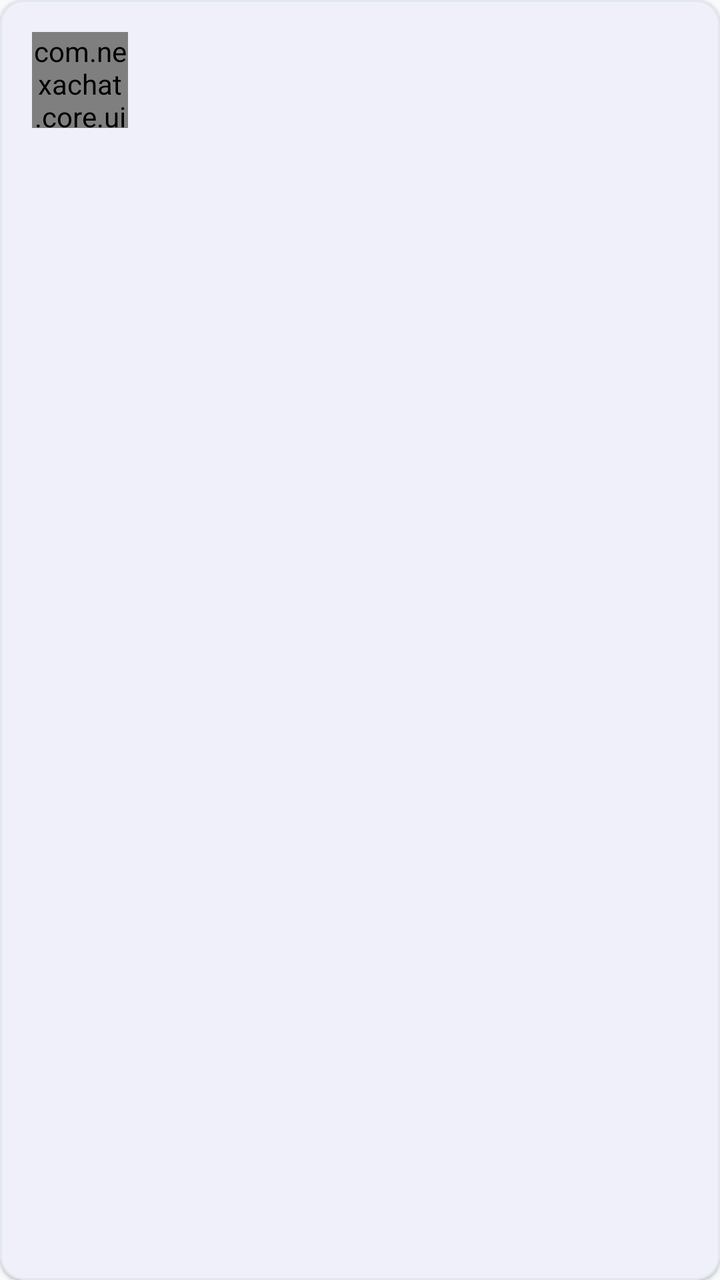
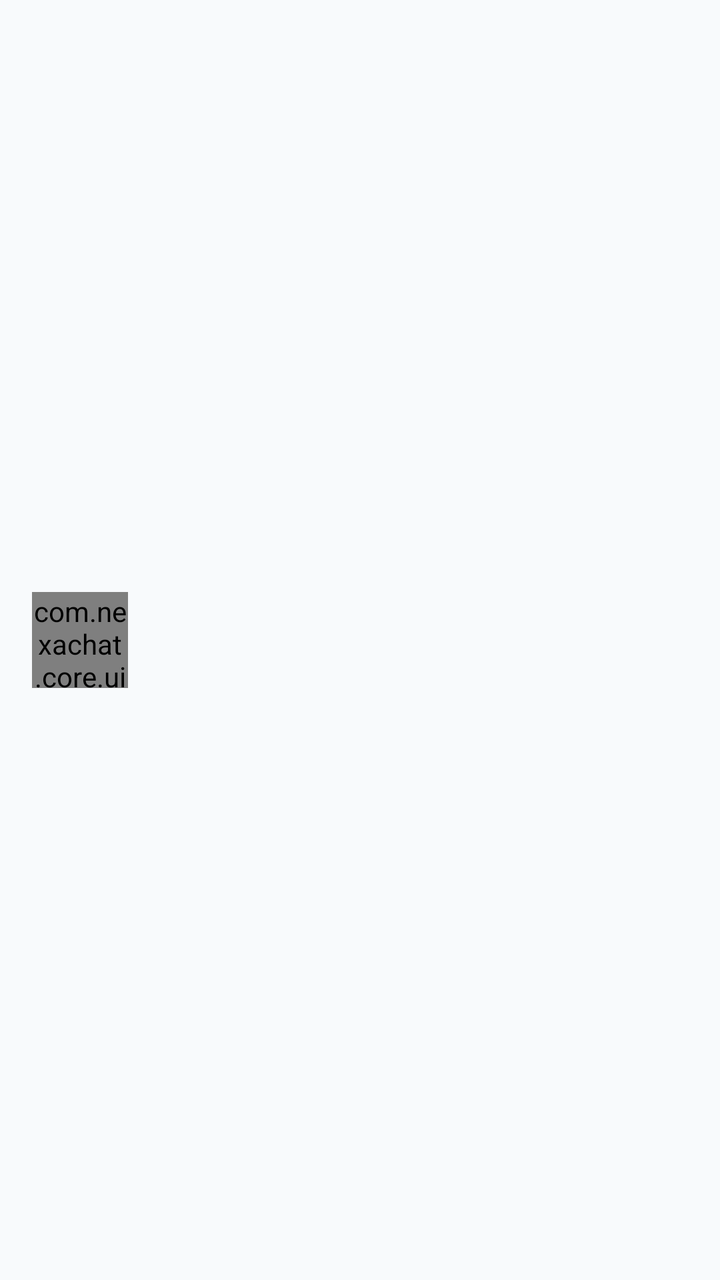

The first picture is an Android layout as it rendered before a commit; the second is the same layout after the commit. The layout source and the unified diff follow.
<!-- AndroidManifest.xml: application theme Theme.NexaChat -->
<!-- res/layout/item_inbox_conversation.xml -->
<?xml version="1.0" encoding="utf-8"?>
<com.google.android.material.card.MaterialCardView xmlns:android="http://schemas.android.com/apk/res/android"
    xmlns:app="http://schemas.android.com/apk/res-auto"
    android:layout_width="match_parent"
    android:layout_height="wrap_content"
    android:layout_marginVertical="@dimen/space_xs"
    app:cardElevation="@dimen/elevation_level1">

    <androidx.constraintlayout.widget.ConstraintLayout
        android:layout_width="match_parent"
        android:layout_height="wrap_content"
        android:minHeight="@dimen/min_touch_target"
        android:padding="@dimen/space_md">

        <com.nexachat.core.ui.components.AvatarView
            android:id="@+id/avatar"
            android:layout_width="48dp"
            android:layout_height="48dp"
            app:layout_constraintStart_toStartOf="parent"
            app:layout_constraintTop_toTopOf="parent" />

        <TextView
            android:id="@+id/title"
            android:layout_width="0dp"
            android:layout_height="wrap_content"
            android:layout_marginStart="@dimen/space_md"
            android:textAppearance="?attr/textAppearanceTitleMedium"
            app:layout_constraintEnd_toStartOf="@id/time"
            app:layout_constraintStart_toEndOf="@id/avatar"
            app:layout_constraintTop_toTopOf="@id/avatar" />

        <TextView
            android:id="@+id/time"
            android:layout_width="wrap_content"
            android:layout_height="wrap_content"
            android:textAppearance="?attr/textAppearanceBodySmall"
            app:layout_constraintEnd_toEndOf="parent"
            app:layout_constraintTop_toTopOf="@id/title" />

        <TextView
            android:id="@+id/preview"
            android:layout_width="0dp"
            android:layout_height="wrap_content"
            android:layout_marginTop="@dimen/space_xs"
            android:ellipsize="end"
            android:maxLines="2"
            android:textAppearance="?attr/textAppearanceBodyMedium"
            android:textColor="?attr/colorOnSurfaceVariant"
            app:layout_constraintEnd_toStartOf="@id/unreadBadge"
            app:layout_constraintStart_toStartOf="@id/title"
            app:layout_constraintTop_toBottomOf="@id/title" />

        <TextView
            android:id="@+id/unreadBadge"
            android:layout_width="wrap_content"
            android:layout_height="wrap_content"
            android:background="@drawable/bg_unread_badge"
            android:paddingHorizontal="@dimen/space_sm"
            android:paddingVertical="2dp"
            android:textAppearance="?attr/textAppearanceLabelSmall"
            android:textColor="?attr/colorOnPrimary"
            android:visibility="gone"
            app:layout_constraintBottom_toBottomOf="@id/preview"
            app:layout_constraintEnd_toEndOf="parent" />
    </androidx.constraintlayout.widget.ConstraintLayout>
</com.google.android.material.card.MaterialCardView>
<!-- resources referenced by this layout -->
<resources>
  <dimen name="elevation_level1">1dp</dimen>
  <dimen name="min_touch_target">48dp</dimen>
  <dimen name="space_md">16dp</dimen>
  <dimen name="space_sm">8dp</dimen>
  <dimen name="space_xs">4dp</dimen>
  <style name="Theme.NexaChat" parent="Theme.NexaChat.Views" />
  <color name="colorPrimary">@color/brand_indigo</color>
  <color name="colorOnPrimary">#FFFFFFFF</color>
  <color name="colorPrimaryContainer">@color/brand_indigo_container</color>
  <color name="colorOnPrimaryContainer">@color/brand_on_indigo_container</color>
  <color name="colorSecondary">@color/slate_secondary</color>
  <color name="colorOnSecondary">#FFFFFFFF</color>
  <color name="colorSecondaryContainer">@color/slate_secondary_container</color>
  <color name="colorOnSecondaryContainer">@color/slate_on_secondary_container</color>
  <color name="colorTertiary">@color/tertiary_sky</color>
  <color name="colorOnTertiary">#FFFFFFFF</color>
  <color name="colorTertiaryContainer">@color/tertiary_sky_container</color>
  <color name="colorOnTertiaryContainer">@color/tertiary_on_sky_container</color>
  <color name="colorError">@color/error_red</color>
  <color name="colorOnError">#FFFFFFFF</color>
  <color name="colorErrorContainer">@color/error_container_light</color>
  <color name="colorOnErrorContainer">@color/on_error_container_light</color>
  <color name="colorBackground">@color/background_light</color>
  <color name="colorOnBackground">@color/text_primary_light</color>
  <color name="colorSurface">@color/surface_light</color>
  <color name="colorOnSurface">@color/text_primary_light</color>
  <color name="colorSurfaceVariant">@color/surface_variant_light</color>
  <color name="colorOnSurfaceVariant">@color/text_secondary_light</color>
  <color name="colorOutline">@color/slate_border</color>
  <color name="colorOutlineVariant">@color/slate_divider</color>
  <style name="TextAppearance.NexaChat.TitleSmall" parent="TextAppearance.Material3.TitleSmall" />
  <style name="TextAppearance.NexaChat.BodyLarge" parent="TextAppearance.Material3.BodyLarge" />
  <style name="TextAppearance.NexaChat.BodyMedium" parent="TextAppearance.Material3.BodyMedium" />
  <style name="TextAppearance.NexaChat.BodySmall" parent="TextAppearance.Material3.BodySmall" />
  <style name="TextAppearance.NexaChat.LabelLarge" parent="TextAppearance.Material3.LabelLarge" />
  <style name="TextAppearance.NexaChat.LabelSmall" parent="TextAppearance.Material3.LabelSmall" />
  <color name="brand_indigo">#FF4F46E5</color>
  <color name="brand_indigo_container">#FFE0E7FF</color>
  <color name="brand_on_indigo_container">#FF1E1B4B</color>
  <color name="slate_secondary">#FF505F76</color>
  <color name="slate_secondary_container">#FFD0E1FB</color>
  <color name="slate_on_secondary_container">#FF1D283A</color>
  <color name="tertiary_sky">#FF0EA5E9</color>
  <color name="tertiary_sky_container">#FFBAE6FD</color>
  <color name="tertiary_on_sky_container">#FF0369A1</color>
  <color name="error_red">#FFBA1A1A</color>
  <color name="error_container_light">#FFFFDAD6</color>
  <color name="on_error_container_light">#FF93000A</color>
  <color name="background_light">#FFF8FAFC</color>
  <color name="text_primary_light">#FF0F172A</color>
  <color name="surface_light">#FFF8FAFC</color>
  <color name="surface_variant_light">#FFE0E3E5</color>
  <color name="text_secondary_light">#FF64748B</color>
  <color name="slate_border">#FFCBD5E1</color>
  <color name="slate_divider">#FFE2E8F0</color>
  <dimen name="corner_sm">8dp</dimen>
  <dimen name="corner_md">12dp</dimen>
  <dimen name="corner_lg">16dp</dimen>
  <!-- unchanged entries left out for length: 12 -->
</resources>

<!-- the commit's change to res/layout/item_inbox_conversation.xml (unified diff, before → after) -->
@@ -1,66 +1,75 @@
 <?xml version="1.0" encoding="utf-8"?>
-<com.google.android.material.card.MaterialCardView xmlns:android="http://schemas.android.com/apk/res/android"
+<androidx.constraintlayout.widget.ConstraintLayout xmlns:android="http://schemas.android.com/apk/res/android"
     xmlns:app="http://schemas.android.com/apk/res-auto"
     android:layout_width="match_parent"
     android:layout_height="wrap_content"
-    android:layout_marginVertical="@dimen/space_xs"
-    app:cardElevation="@dimen/elevation_level1">
+    android:minHeight="72dp"
+    android:background="?attr/colorSurface"
+    android:clickable="true"
+    android:focusable="true"
+    android:foreground="?attr/selectableItemBackground"
+    android:paddingHorizontal="@dimen/space_md"
+    android:paddingVertical="12dp">
 
-    <androidx.constraintlayout.widget.ConstraintLayout
-        android:layout_width="match_parent"
+    <com.nexachat.core.ui.components.AvatarView
+        android:id="@+id/avatar"
+        android:layout_width="48dp"
+        android:layout_height="48dp"
+        app:layout_constraintBottom_toBottomOf="parent"
+        app:layout_constraintStart_toStartOf="parent"
+        app:layout_constraintTop_toTopOf="parent" />
+
+    <View
+        android:id="@+id/presenceDot"
+        android:layout_width="10dp"
+        android:layout_height="10dp"
+        android:background="@drawable/bg_presence_online"
+        android:contentDescription="@string/cd_online_status"
+        android:visibility="gone"
+        app:layout_constraintBottom_toBottomOf="@id/avatar"
+        app:layout_constraintEnd_toEndOf="@id/avatar" />
+
+    <TextView
+        android:id="@+id/title"
+        android:layout_width="0dp"
         android:layout_height="wrap_content"
-        android:minHeight="@dimen/min_touch_target"
-        android:padding="@dimen/space_md">
+        android:layout_marginStart="@dimen/space_md"
+        android:textAppearance="?attr/textAppearanceTitleMedium"
+        app:layout_constraintEnd_toStartOf="@id/time"
+        app:layout_constraintStart_toEndOf="@id/avatar"
+        app:layout_constraintTop_toTopOf="@id/avatar" />
 
-        <com.nexachat.core.ui.components.AvatarView
-            android:id="@+id/avatar"
-            android:layout_width="48dp"
-            android:layout_height="48dp"
-            app:layout_constraintStart_toStartOf="parent"
-            app:layout_constraintTop_toTopOf="parent" />
+    <TextView
+        android:id="@+id/time"
+        android:layout_width="wrap_content"
+        android:layout_height="wrap_content"
+        android:textAppearance="?attr/textAppearanceBodySmall"
+        app:layout_constraintEnd_toEndOf="parent"
+        app:layout_constraintTop_toTopOf="@id/title" />
 
-        <TextView
-            android:id="@+id/title"
-            android:layout_width="0dp"
-            android:layout_height="wrap_content"
-            android:layout_marginStart="@dimen/space_md"
-            android:textAppearance="?attr/textAppearanceTitleMedium"
-            app:layout_constraintEnd_toStartOf="@id/time"
-            app:layout_constraintStart_toEndOf="@id/avatar"
-            app:layout_constraintTop_toTopOf="@id/avatar" />
+    <TextView
+        android:id="@+id/preview"
+        android:layout_width="0dp"
+        android:layout_height="wrap_content"
+        android:layout_marginTop="@dimen/space_xs"
+        android:ellipsize="end"
+        android:maxLines="1"
+        android:textAppearance="?attr/textAppearanceBodyMedium"
+        android:textColor="?attr/colorOnSurfaceVariant"
+        app:layout_constraintEnd_toStartOf="@id/unreadBadge"
+        app:layout_constraintStart_toStartOf="@id/title"
+        app:layout_constraintTop_toBottomOf="@id/title" />
 
-        <TextView
-            android:id="@+id/time"
-            android:layout_width="wrap_content"
-            android:layout_height="wrap_content"
-            android:textAppearance="?attr/textAppearanceBodySmall"
-            app:layout_constraintEnd_toEndOf="parent"
-            app:layout_constraintTop_toTopOf="@id/title" />
-
-        <TextView
-            android:id="@+id/preview"
-            android:layout_width="0dp"
-            android:layout_height="wrap_content"
-            android:layout_marginTop="@dimen/space_xs"
-            android:ellipsize="end"
-            android:maxLines="2"
-            android:textAppearance="?attr/textAppearanceBodyMedium"
-            android:textColor="?attr/colorOnSurfaceVariant"
-            app:layout_constraintEnd_toStartOf="@id/unreadBadge"
-            app:layout_constraintStart_toStartOf="@id/title"
-            app:layout_constraintTop_toBottomOf="@id/title" />
-
-        <TextView
-            android:id="@+id/unreadBadge"
-            android:layout_width="wrap_content"
-            android:layout_height="wrap_content"
-            android:background="@drawable/bg_unread_badge"
-            android:paddingHorizontal="@dimen/space_sm"
-            android:paddingVertical="2dp"
-            android:textAppearance="?attr/textAppearanceLabelSmall"
-            android:textColor="?attr/colorOnPrimary"
-            android:visibility="gone"
-            app:layout_constraintBottom_toBottomOf="@id/preview"
-            app:layout_constraintEnd_toEndOf="parent" />
-    </androidx.constraintlayout.widget.ConstraintLayout>
-</com.google.android.material.card.MaterialCardView>
+    <TextView
+        android:id="@+id/unreadBadge"
+        android:layout_width="wrap_content"
+        android:layout_height="wrap_content"
+        android:background="@drawable/bg_unread_badge"
+        android:paddingHorizontal="@dimen/space_sm"
+        android:paddingVertical="2dp"
+        android:textAppearance="?attr/textAppearanceLabelSmall"
+        android:textColor="?attr/colorOnPrimary"
+        android:visibility="gone"
+        app:layout_constraintBottom_toBottomOf="@id/preview"
+        app:layout_constraintEnd_toEndOf="parent" />
+</androidx.constraintlayout.widget.ConstraintLayout>
<!-- resource entries referenced after the edit -->
@@ -1,11 +1,21 @@
 <!-- resources referenced by this layout -->
 <resources>
-  <dimen name="elevation_level1">1dp</dimen>
   <dimen name="min_touch_target">48dp</dimen>
   <dimen name="space_md">16dp</dimen>
   <dimen name="space_sm">8dp</dimen>
   <dimen name="space_xs">4dp</dimen>
+  <!-- drawable bg_presence_online (drawable) -->
+  <?xml version="1.0" encoding="utf-8"?>
+  <shape xmlns:android="http://schemas.android.com/apk/res/android"
+      android:shape="oval">
+      <solid android:color="@color/success_emerald" />
+      <stroke
+          android:width="2dp"
+          android:color="@color/colorSurface" />
+  </shape>
+  <string name="cd_online_status">Online</string>
   <style name="Theme.NexaChat" parent="Theme.NexaChat.Views" />
+  <color name="success_emerald">#FF10B981</color>
   <color name="colorPrimary">@color/brand_indigo</color>
   <color name="colorOnPrimary">#FFFFFFFF</color>
   <color name="colorPrimaryContainer">@color/brand_indigo_container</color>
